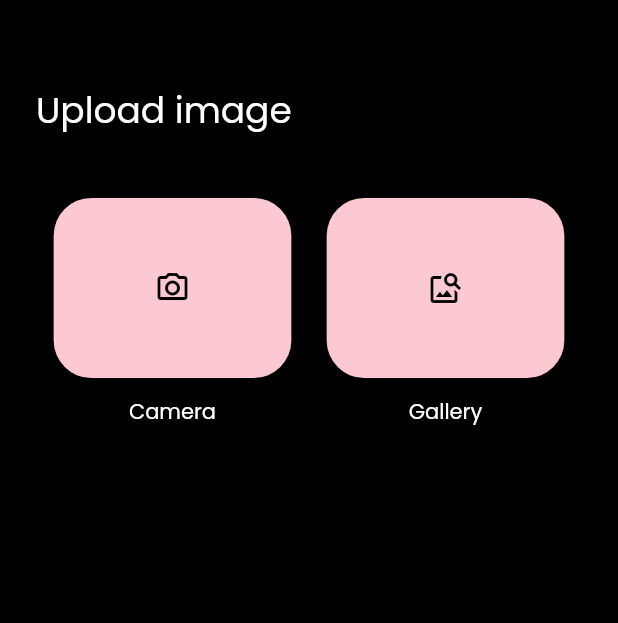
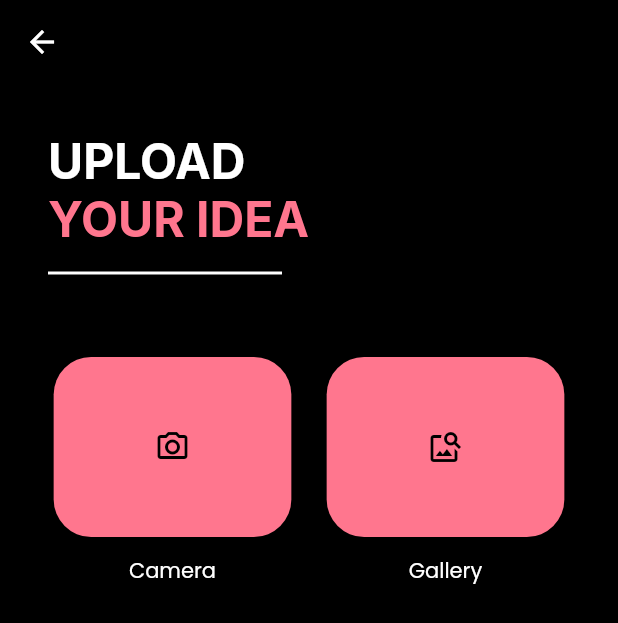
Before and after one commit to nhlinhseuit/Flutter-styLLe, a Flutter app: the ImageCapture screen opened by its route, on a phone screen of 412 x 824 dp. Shown: the top 623 px of the screen. Run offline on Flutter 3.47's test engine with Material 2 defaults, Android fonts, the phone set to English and light mode, and no system bars; our stand-ins replace cached_network_image, cloud_firestore, firebase_auth, firebase_core, firebase_storage, gallery_saver and 8 more; accounts and stored records are empty; network calls fail.

Commit message:
Update page headers

```diff
--- /dev/null
+++ b/lib/components/page_header.dart
@@ -0,0 +1,48 @@
+import 'package:flutter/material.dart';
+import 'package:google_fonts/google_fonts.dart';
+
+class Header extends StatefulWidget {
+  final String firstLine;
+  final String? secondLine;
+  const Header({required this.firstLine, this.secondLine,super.key});
+
+  @override
+  State<Header> createState() => _HeaderState();
+}
+
+class _HeaderState extends State<Header> {
+  @override
+  Widget build(BuildContext context) {
+    return Padding(
+      padding: const EdgeInsets.only(top: 32, left: 8),
+      child: Column(
+        crossAxisAlignment: CrossAxisAlignment.start,
+        children: [
+          Text(
+            widget.firstLine.toUpperCase(),
+            style: GoogleFonts.inter(
+              fontWeight: FontWeight.bold,
+              fontSize: 32
+            ),
+          ),
+          if (widget.secondLine != null)
+          Text(
+            widget.secondLine!.toUpperCase(),
+            style: GoogleFonts.inter(
+              color: Theme.of(context).colorScheme.primary,
+              fontWeight: FontWeight.bold,
+              fontSize: 32
+            ),
+          ),
+          const Divider(
+              height: 32,
+              thickness: 2,
+              indent: 0,
+              endIndent: 200,
+              color: Colors.white,
+            ),
+        ],
+      ),
+    );
+  }
+}
--- a/lib/main.dart
+++ b/lib/main.dart
@@ -24,7 +24,7 @@ import 'package:stylle/services/notifiers/current_user.dart';
 void main() {
   SystemChrome.setSystemUIOverlayStyle(const SystemUiOverlayStyle(
     statusBarColor:
-        Color.fromARGB(255, 252, 200, 209), // màu nền của thanh trạng thái
+        Color(0xFFFF768E), // màu nền của thanh trạng thái
     statusBarIconBrightness: Brightness.dark, // màu icon trên thanh trạng thái
   ));
   runApp(const MyApp());
@@ -59,7 +59,7 @@ class MyApp extends StatelessWidget {
           scaffoldBackgroundColor: Colors.black,
           // brightness: Brightness.dark,
           colorScheme: ColorScheme.fromSwatch().copyWith(
-            primary: const Color.fromARGB(255, 252, 200, 209),
+            primary: const Color(0xFFFF768E),
             secondary: Colors.black,
           ),
           textTheme: TextTheme(
--- a/lib/pages/home_page.dart
+++ b/lib/pages/home_page.dart
@@ -1,7 +1,6 @@
 import 'package:flutter/services.dart';
 import 'package:flutter/material.dart';
 import 'package:google_nav_bar/google_nav_bar.dart';
-import 'package:stylle/pages/favorites_page.dart';
 import 'package:stylle/pages/home_page_delegated.dart';
 import 'package:stylle/pages/profile_page_delegated.dart';
 import 'package:stylle/pages/search_page.dart';
--- a/lib/pages/profile_page_delegated.dart
+++ b/lib/pages/profile_page_delegated.dart
@@ -133,7 +133,7 @@ class _ProfilePageDelegatedState extends State<ProfilePageDelegated> {
                             selected: _selectedChoiceIndex == 0,
                             onSelected: (bool selected) {
                               setState(() {
-                                _selectedChoiceIndex = selected ? 0 : -1;
+                                _selectedChoiceIndex = selected ? 0 : 1;
                               });
                             },
                           ),
@@ -151,7 +151,7 @@ class _ProfilePageDelegatedState extends State<ProfilePageDelegated> {
                             selected: _selectedChoiceIndex == 1,
                             onSelected: (bool selected) {
                               setState(() {
-                                _selectedChoiceIndex = selected ? 1 : -1;
+                                _selectedChoiceIndex = selected ? 1 : 0;
                               });
                             },
                           ),
--- a/lib/pages/upload_image_page.dart
+++ b/lib/pages/upload_image_page.dart
@@ -3,6 +3,7 @@ import 'package:flutter/material.dart';
 import 'package:google_fonts/google_fonts.dart';
 import 'package:image_cropper/image_cropper.dart';
 import 'package:image_picker/image_picker.dart';
+import 'package:stylle/components/page_header.dart';
 
 import '../components/image_uploader.dart';
 
@@ -97,7 +98,7 @@ class _ImageCaptureState extends State<ImageCapture> {
         appBar: AppBar(
           elevation: 0,
           backgroundColor: Colors.transparent,
-          foregroundColor: Colors.black,
+          foregroundColor: Colors.white,
         ),
         body: Container(
             padding: const EdgeInsets.all(24),
@@ -111,13 +112,14 @@ class _ImageCaptureState extends State<ImageCapture> {
                         const SizedBox(
                           height: 32,
                         ),
-                        Text(
-                          "Upload image",
-                          style: GoogleFonts.poppins(
-                              textStyle: const TextStyle(
-                            fontSize: 24.00,
-                          )),
-                        ),
+                        const Header(firstLine: 'Upload', secondLine: 'your idea',),
+                        // Text(
+                        //   "Upload image",
+                        //   style: GoogleFonts.poppins(
+                        //       textStyle: const TextStyle(
+                        //     fontSize: 24.00,
+                        //   )),
+                        // ),
                         const SizedBox(
                           height: 40,
                         ),
```
Also changed, not shown: lib/pages/edit_info_page.dart (+13 -9 lines), lib/pages/home_page_delegated.dart (+68 -65 lines).
